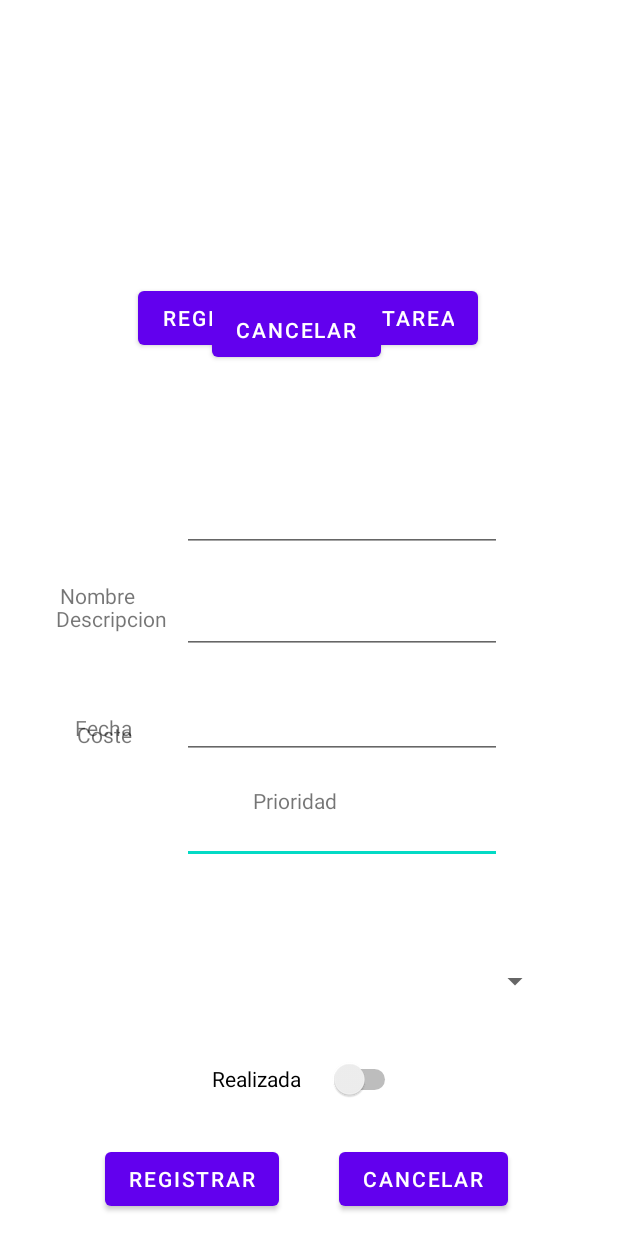
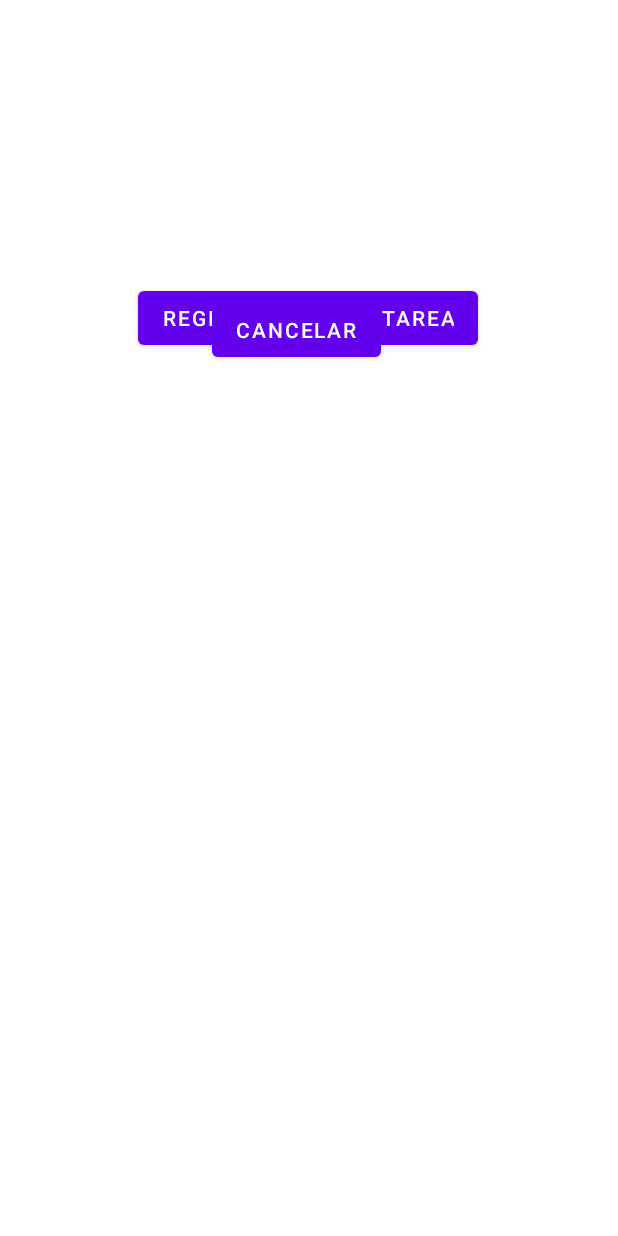
Before and after one commit to MarkelGarcia/Agenda, an Android app: the layout activity_register.xml on its own in the app's theme, with its tools: preview values and no code run, on a phone screen of 412 x 824 dp. Run offline under Robolectric (Android 15) with nearby library versions, the phone set to English and light mode, and no system bars.

Commit message:
RegisterActivity visibility

```diff
--- a/app/src/main/res/layout/activity_register.xml
+++ b/app/src/main/res/layout/activity_register.xml
@@ -18,7 +18,8 @@
         app:layout_constraintStart_toStartOf="parent"
         app:layout_constraintTop_toTopOf="parent"
         app:layout_constraintVertical_bias="0.982"
-        tools:text="@string/btnCancelar" />
+        tools:text="@string/btnCancelar"
+        tools:visibility="invisible" />
 
     <TextView
         android:id="@+id/textViewPrioridad"
@@ -30,7 +31,8 @@
         app:layout_constraintHorizontal_bias="0.473"
         app:layout_constraintStart_toStartOf="parent"
         app:layout_constraintTop_toTopOf="parent"
-        tools:text="@string/TextViewPrioridad" />
+        tools:text="@string/TextViewPrioridad"
+        tools:visibility="invisible" />
 
     <EditText
         android:id="@+id/editTextCoste"
@@ -44,7 +46,8 @@
         app:layout_constraintHorizontal_bias="0.611"
         app:layout_constraintStart_toStartOf="parent"
         app:layout_constraintTop_toTopOf="parent"
-        app:layout_constraintVertical_bias="0.68" />
+        app:layout_constraintVertical_bias="0.68"
+        tools:visibility="invisible" />
 
     <TextView
         android:id="@+id/textViewCoste"
@@ -56,7 +59,8 @@
         app:layout_constraintHorizontal_bias="0.136"
         app:layout_constraintStart_toStartOf="parent"
         app:layout_constraintTop_toTopOf="parent"
-        tools:text="@string/TextViewCoste" />
+        tools:text="@string/TextViewCoste"
+        tools:visibility="invisible" />
 
     <TextView
         android:id="@+id/textViewFecha"
@@ -69,7 +73,8 @@
         app:layout_constraintStart_toStartOf="parent"
         app:layout_constraintTop_toTopOf="parent"
         app:layout_constraintVertical_bias="0.591"
-        tools:text="@string/TextViewFecha" />
+        tools:text="@string/TextViewFecha"
+        tools:visibility="invisible" />
 
     <EditText
         android:id="@+id/editTextFecha"
@@ -83,7 +88,8 @@
         app:layout_constraintHorizontal_bias="0.611"
         app:layout_constraintStart_toStartOf="parent"
         app:layout_constraintTop_toTopOf="parent"
-        app:layout_constraintVertical_bias="0.59" />
+        app:layout_constraintVertical_bias="0.59"
+        tools:visibility="invisible" />
 
     <EditText
         android:id="@+id/editTextDescripcion"
@@ -96,7 +102,8 @@
         app:layout_constraintEnd_toEndOf="parent"
         app:layout_constraintHorizontal_bias="0.611"
         app:layout_constraintStart_toStartOf="parent"
-        app:layout_constraintTop_toTopOf="parent" />
+        app:layout_constraintTop_toTopOf="parent"
+        tools:visibility="invisible" />
 
     <TextView
         android:id="@+id/textViewNombre"
@@ -104,14 +111,15 @@
         android:layout_height="wrap_content"
         android:layout_marginTop="295dp"
         android:layout_marginBottom="417dp"
-        android:labelFor="@id/EditTextNombre"
+        android:labelFor="@id/editTextNombre"
         app:layout_constraintBottom_toBottomOf="parent"
         app:layout_constraintEnd_toEndOf="parent"
         app:layout_constraintHorizontal_bias="0.111"
         app:layout_constraintStart_toStartOf="parent"
         app:layout_constraintTop_toTopOf="parent"
         app:layout_constraintVertical_bias="1.0"
-        tools:text="@string/TextViewNombre" />
+        tools:text="@string/TextViewNombre"
+        tools:visibility="invisible" />
 
     <Button
         android:id="@+id/btnRegistrarNuevaTarea"
@@ -153,10 +161,11 @@
         app:layout_constraintHorizontal_bias="0.111"
         app:layout_constraintStart_toStartOf="parent"
         app:layout_constraintTop_toTopOf="parent"
-        tools:text="@string/TextViewDescripcion" />
+        tools:text="@string/TextViewDescripcion"
+        tools:visibility="invisible" />
 
     <EditText
-        android:id="@+id/EditTextNombre"
+        android:id="@+id/editTextNombre"
         android:layout_width="wrap_content"
         android:layout_height="wrap_content"
         android:ems="10"
@@ -167,7 +176,8 @@
         app:layout_constraintHorizontal_bias="0.611"
         app:layout_constraintStart_toStartOf="parent"
         app:layout_constraintTop_toTopOf="parent"
-        app:layout_constraintVertical_bias="0.412" />
+        app:layout_constraintVertical_bias="0.412"
+        tools:visibility="invisible" />
 
     <Spinner
         android:id="@+id/spinnerPrioridad"
@@ -180,7 +190,8 @@
         app:layout_constraintHorizontal_bias="0.0"
         app:layout_constraintStart_toStartOf="parent"
         app:layout_constraintTop_toTopOf="parent"
-        app:layout_constraintVertical_bias="0.812" />
+        app:layout_constraintVertical_bias="0.812"
+        tools:visibility="invisible" />
 
     <Button
         android:id="@+id/btnRegistrar"
@@ -194,7 +205,8 @@
         app:layout_constraintStart_toStartOf="parent"
         app:layout_constraintTop_toTopOf="parent"
         app:layout_constraintVertical_bias="0.982"
-        tools:text="@string/btnRegistrar" />
+        tools:text="@string/btnRegistrar"
+        tools:visibility="invisible" />
 
     <Switch
         android:id="@+id/switchRealizadoPendiente"
@@ -210,5 +222,6 @@
         app:layout_constraintTop_toTopOf="parent"
         app:layout_constraintVertical_bias="0.896"
         tools:checked="false"
-        tools:text="@string/btnListRealizadas" />
+        tools:text="@string/btnListRealizadas"
+        tools:visibility="invisible" />
 </androidx.constraintlayout.widget.ConstraintLayout>
```
Also changed, not shown: app/src/main/java/com/example/myapplication/RegisterActivity.java (+59 -0 lines).
